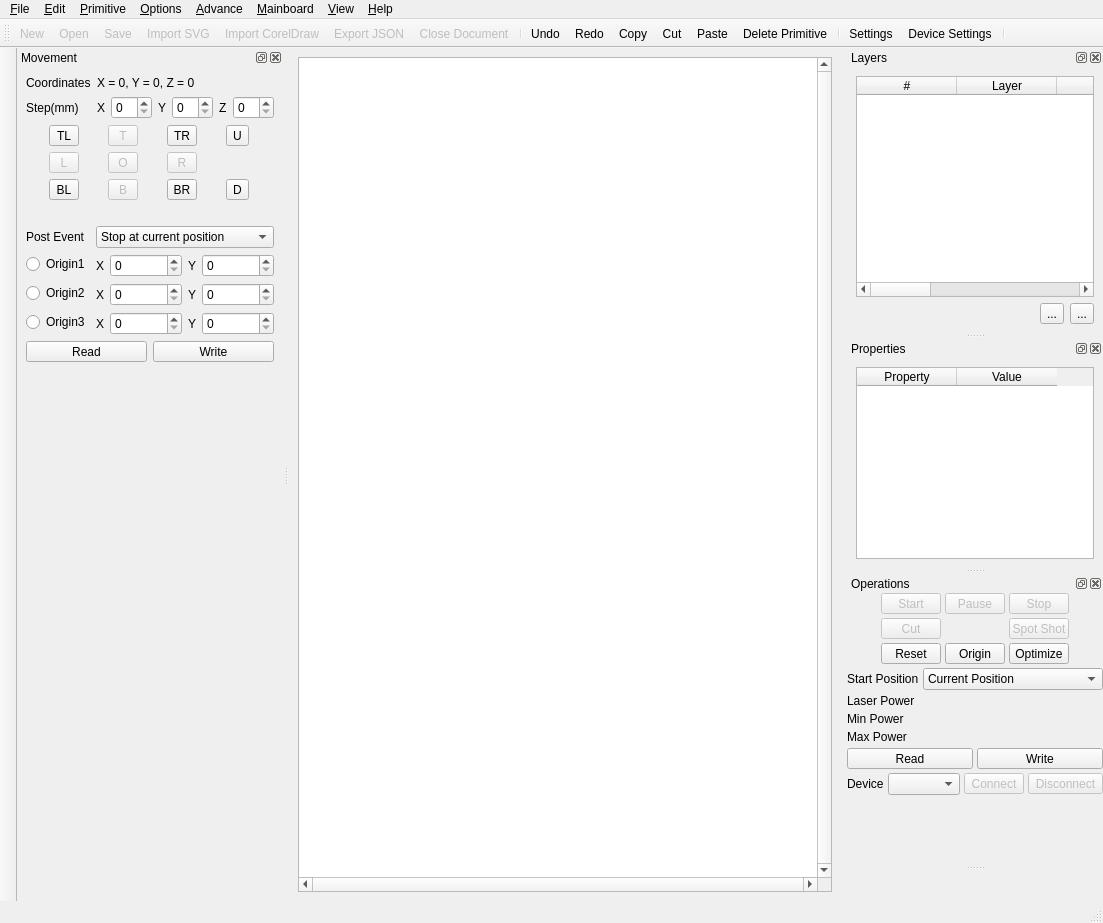
Qt form src/ui/LaserControllerWindow.ui (oneminute/LaserController) before a commit.
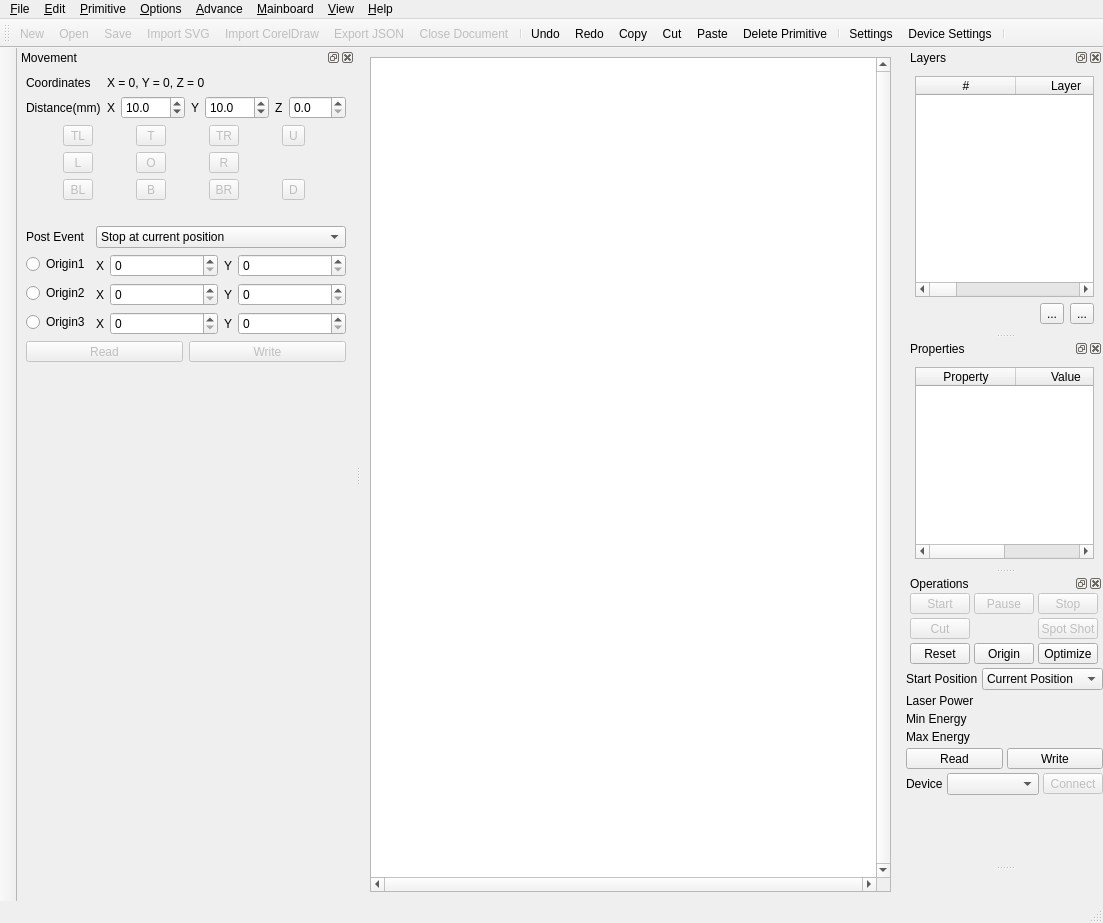
The same form after that commit. Icons and pictures are not drawn. Custom widgets are drawn as their Qt base class.

The edit to the form file:
```diff
--- a/src/ui/LaserControllerWindow.ui
+++ b/src/ui/LaserControllerWindow.ui
@@ -557,14 +557,14 @@
        <item row="3" column="0">
         <widget class="QLabel" name="label_15">
          <property name="text">
-          <string>Min Power</string>
+          <string>Min Energy</string>
          </property>
         </widget>
        </item>
        <item row="4" column="0">
         <widget class="QLabel" name="label_16">
          <property name="text">
-          <string>Max Power</string>
+          <string>Max Energy</string>
          </property>
         </widget>
        </item>
@@ -610,7 +610,7 @@
       </layout>
      </item>
      <item>
-      <layout class="QHBoxLayout" name="horizontalLayout_5" stretch="0,1,0,0">
+      <layout class="QHBoxLayout" name="horizontalLayout_5" stretch="0,1,0">
        <item>
         <widget class="QLabel" name="label_3">
          <property name="text">
@@ -631,16 +631,6 @@
          </property>
         </widget>
        </item>
-       <item>
-        <widget class="QToolButton" name="toolButtonDisconnect">
-         <property name="enabled">
-          <bool>false</bool>
-         </property>
-         <property name="text">
-          <string>Disconnect</string>
-         </property>
-        </widget>
-       </item>
       </layout>
      </item>
      <item>
@@ -723,7 +713,7 @@
        <item row="1" column="0">
         <widget class="QLabel" name="label_5">
          <property name="text">
-          <string>Step(mm)</string>
+          <string>Distance(mm)</string>
          </property>
         </widget>
        </item>
@@ -737,7 +727,20 @@
           </widget>
          </item>
          <item>
-          <widget class="QSpinBox" name="spinBox"/>
+          <widget class="QDoubleSpinBox" name="doubleSpinBoxDistanceX">
+           <property name="decimals">
+            <number>1</number>
+           </property>
+           <property name="maximum">
+            <double>1000.000000000000000</double>
+           </property>
+           <property name="singleStep">
+            <double>10.000000000000000</double>
+           </property>
+           <property name="value">
+            <double>10.000000000000000</double>
+           </property>
+          </widget>
          </item>
          <item>
           <widget class="QLabel" name="label_7">
@@ -747,7 +750,20 @@
           </widget>
          </item>
          <item>
-          <widget class="QSpinBox" name="spinBox_2"/>
+          <widget class="QDoubleSpinBox" name="doubleSpinBoxDistanceY">
+           <property name="decimals">
+            <number>1</number>
+           </property>
+           <property name="maximum">
+            <double>1000.000000000000000</double>
+           </property>
+           <property name="singleStep">
+            <double>10.000000000000000</double>
+           </property>
+           <property name="value">
+            <double>10.000000000000000</double>
+           </property>
+          </widget>
          </item>
          <item>
           <widget class="QLabel" name="label_8">
@@ -757,7 +773,14 @@
           </widget>
          </item>
          <item>
-          <widget class="QSpinBox" name="spinBox_3"/>
+          <widget class="QDoubleSpinBox" name="doubleSpinBoxDistanceZ">
+           <property name="decimals">
+            <number>1</number>
+           </property>
+           <property name="maximum">
+            <double>500.000000000000000</double>
+           </property>
+          </widget>
          </item>
         </layout>
        </item>
@@ -783,6 +806,9 @@
        </item>
        <item row="0" column="0">
         <widget class="QToolButton" name="toolButtonMoveTopLeft">
+         <property name="enabled">
+          <bool>false</bool>
+         </property>
          <property name="maximumSize">
           <size>
            <width>30</width>
@@ -812,6 +838,9 @@
        </item>
        <item row="0" column="2">
         <widget class="QToolButton" name="toolButtonMoveTopRight">
+         <property name="enabled">
+          <bool>false</bool>
+         </property>
          <property name="maximumSize">
           <size>
            <width>30</width>
@@ -825,6 +854,9 @@
        </item>
        <item row="2" column="0">
         <widget class="QToolButton" name="toolButtonMoveBottomLeft">
+         <property name="enabled">
+          <bool>false</bool>
+         </property>
          <property name="maximumSize">
           <size>
            <width>30</width>
@@ -838,6 +870,9 @@
        </item>
        <item row="2" column="2">
         <widget class="QToolButton" name="toolButtonMoveBottomRight">
+         <property name="enabled">
+          <bool>false</bool>
+         </property>
          <property name="maximumSize">
           <size>
            <width>30</width>
@@ -899,6 +934,9 @@
        </item>
        <item row="0" column="3">
         <widget class="QToolButton" name="toolButtonMoveUp">
+         <property name="enabled">
+          <bool>false</bool>
+         </property>
          <property name="text">
           <string>U</string>
          </property>
@@ -906,6 +944,9 @@
        </item>
        <item row="2" column="3">
         <widget class="QToolButton" name="toolButtonMoveDown">
+         <property name="enabled">
+          <bool>false</bool>
+         </property>
          <property name="text">
           <string>D</string>
          </property>
@@ -1132,6 +1173,9 @@
        </property>
        <item>
         <widget class="QToolButton" name="toolButtonReadOrigins">
+         <property name="enabled">
+          <bool>false</bool>
+         </property>
          <property name="sizePolicy">
           <sizepolicy hsizetype="Preferred" vsizetype="Fixed">
            <horstretch>0</horstretch>
@@ -1145,6 +1189,9 @@
        </item>
        <item>
         <widget class="QToolButton" name="toolButtonWriteOrigins">
+         <property name="enabled">
+          <bool>false</bool>
+         </property>
          <property name="sizePolicy">
           <sizepolicy hsizetype="Preferred" vsizetype="Fixed">
            <horstretch>0</horstretch>
```
Left out of the diff: 4 changed lines with no effect on the pictures.
